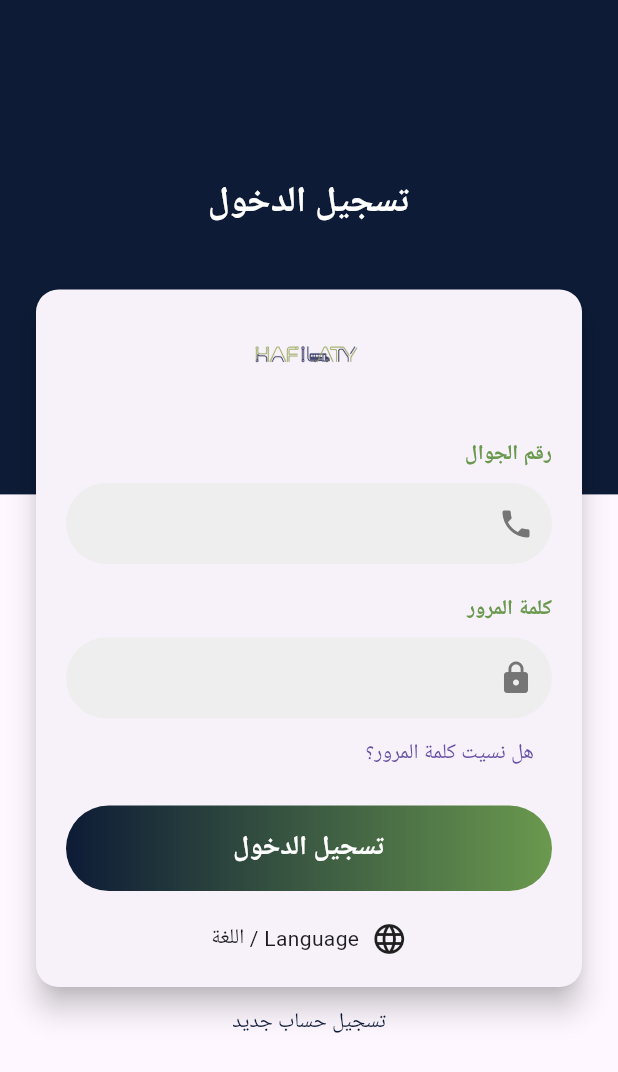
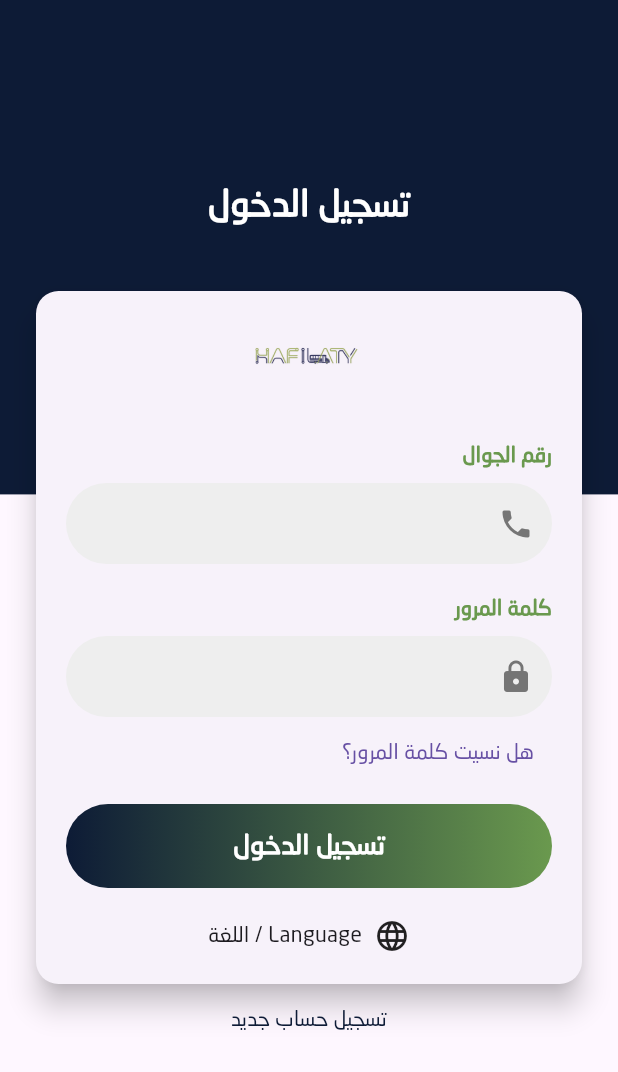
Before and after one commit to Rmujahed10/Hafilaty, a Flutter app: the screen it shows after launch, on a phone screen of 412 x 824 dp. Shown: the top 1072 px of the screen. Run offline on Flutter 3.47's test engine with Material 3 defaults, Android fonts, the phone set to English and light mode, and no system bars.

Commit message:
NeoSans Font added

```diff
--- a/lib/main.dart
+++ b/lib/main.dart
@@ -11,15 +11,14 @@ class HafilatyApp extends StatelessWidget {
 
   @override
   Widget build(BuildContext context) {
-    // FIX: Wrap MaterialApp in Directionality for proper RTL support (Arabic)
     return Directionality(
       textDirection: TextDirection.rtl,
       child: MaterialApp(
         title: 'Hafilaty',
         theme: ThemeData(
           primarySwatch: Colors.blue,
+          fontFamily: 'HafilatyArabic',
         ),
-        // 2. Set your LoginScreen as the starting page
         home: const LoginScreen(),
       ),
     );
--- a/pubspec.yaml
+++ b/pubspec.yaml
@@ -62,6 +62,10 @@ flutter:
       - assets/
   #   - images/a_dot_burr.jpeg
   #   - images/a_dot_ham.jpeg
+  fonts: # <-- Indented 2 spaces from 'flutter:'
+    - family: HafilatyArabic
+      fonts:
+        - asset: fonts/NeoSansArabic.ttf
 
   # An image asset can refer to one or more resolution-specific "variants", see
   # https://flutter.dev/to/resolution-aware-images
```
Also changed, not shown: fonts/NeoSansArabic.ttf (added).
